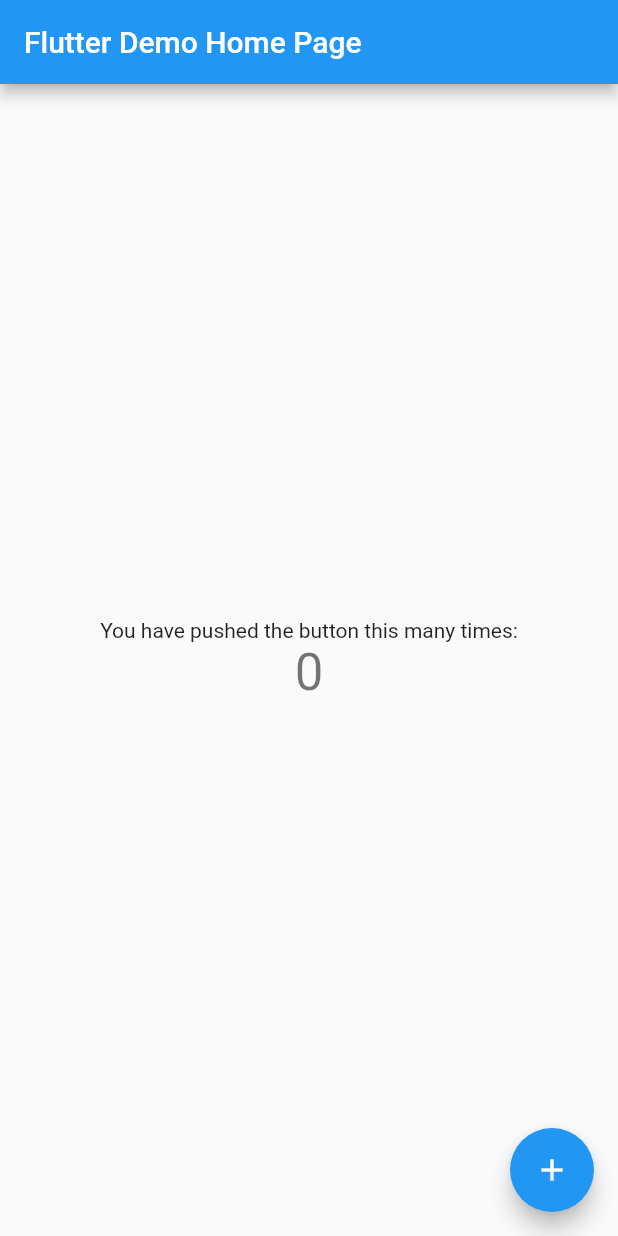
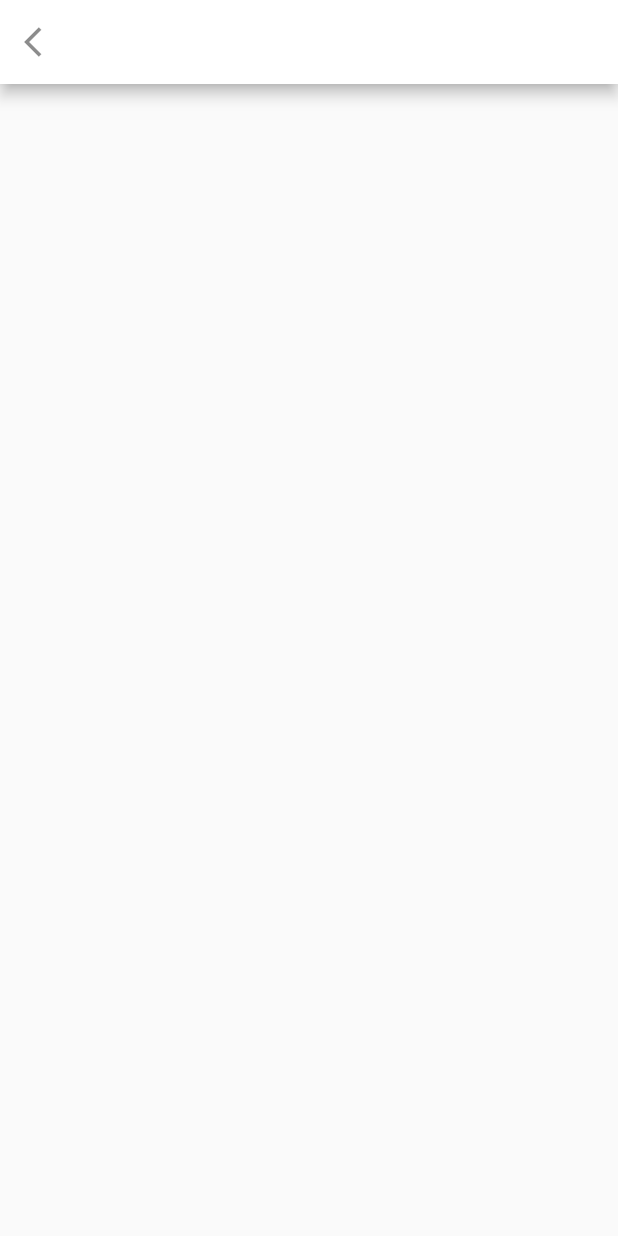
Before and after one commit to stanislavleonchik/pet-app, a Flutter app: the screen it shows after launch, on a phone screen of 412 x 824 dp. Run offline on Flutter 3.47's test engine with Material 2 defaults, Android fonts, the phone set to English and light mode, and no system bars.

Commit message:
Добавил AppBar

```diff
--- a/lib/main.dart
+++ b/lib/main.dart
@@ -1,115 +1,16 @@
 import 'package:flutter/material.dart';
 
-void main() {
-  runApp(const MyApp());
-}
-
-class MyApp extends StatelessWidget {
-  const MyApp({Key? key}) : super(key: key);
-
-  // This widget is the root of your application.
-  @override
-  Widget build(BuildContext context) {
-    return MaterialApp(
-      title: 'Flutter Demo',
-      theme: ThemeData(
-        // This is the theme of your application.
-        //
-        // Try running your application with "flutter run". You'll see the
-        // application has a blue toolbar. Then, without quitting the app, try
-        // changing the primarySwatch below to Colors.green and then invoke
-        // "hot reload" (press "r" in the console where you ran "flutter run",
-        // or simply save your changes to "hot reload" in a Flutter IDE).
-        // Notice that the counter didn't reset back to zero; the application
-        // is not restarted.
-        primarySwatch: Colors.blue,
-      ),
-      home: const MyHomePage(title: 'Flutter Demo Home Page'),
-    );
-  }
-}
-
-class MyHomePage extends StatefulWidget {
-  const MyHomePage({Key? key, required this.title}) : super(key: key);
-
-  // This widget is the home page of your application. It is stateful, meaning
-  // that it has a State object (defined below) that contains fields that affect
-  // how it looks.
-
-  // This class is the configuration for the state. It holds the values (in this
-  // case the title) provided by the parent (in this case the App widget) and
-  // used by the build method of the State. Fields in a Widget subclass are
-  // always marked "final".
-
-  final String title;
-
-  @override
-  State<MyHomePage> createState() => _MyHomePageState();
-}
-
-class _MyHomePageState extends State<MyHomePage> {
-  int _counter = 0;
-
-  void _incrementCounter() {
-    setState(() {
-      // This call to setState tells the Flutter framework that something has
-      // changed in this State, which causes it to rerun the build method below
-      // so that the display can reflect the updated values. If we changed
-      // _counter without calling setState(), then the build method would not be
-      // called again, and so nothing would appear to happen.
-      _counter++;
-    });
-  }
-
-  @override
-  Widget build(BuildContext context) {
-    // This method is rerun every time setState is called, for instance as done
-    // by the _incrementCounter method above.
-    //
-    // The Flutter framework has been optimized to make rerunning build methods
-    // fast, so that you can just rebuild anything that needs updating rather
-    // than having to individually change instances of widgets.
-    return Scaffold(
+void main() => runApp(MaterialApp(
+  home: Scaffold(
       appBar: AppBar(
-        // Here we take the value from the MyHomePage object that was created by
-        // the App.build method, and use it to set our appbar title.
-        title: Text(widget.title),
-      ),
-      body: Center(
-        // Center is a layout widget. It takes a single child and positions it
-        // in the middle of the parent.
-        child: Column(
-          // Column is also a layout widget. It takes a list of children and
-          // arranges them vertically. By default, it sizes itself to fit its
-          // children horizontally, and tries to be as tall as its parent.
-          //
-          // Invoke "debug painting" (press "p" in the console, choose the
-          // "Toggle Debug Paint" action from the Flutter Inspector in Android
-          // Studio, or the "Toggle Debug Paint" command in Visual Studio Code)
-          // to see the wireframe for each widget.
-          //
-          // Column has various properties to control how it sizes itself and
-          // how it positions its children. Here we use mainAxisAlignment to
-          // center the children vertically; the main axis here is the vertical
-          // axis because Columns are vertical (the cross axis would be
-          // horizontal).
-          mainAxisAlignment: MainAxisAlignment.center,
-          children: <Widget>[
-            const Text(
-              'You have pushed the button this many times:',
-            ),
-            Text(
-              '$_counter',
-              style: Theme.of(context).textTheme.headline4,
-            ),
-          ],
+        backgroundColor: Colors.white,
+        leading:
+        IconButton(
+            icon: new Icon(Icons.arrow_back_ios),
+            color: Colors.black45,
+            onPressed: () {}
         ),
-      ),
-      floatingActionButton: FloatingActionButton(
-        onPressed: _incrementCounter,
-        tooltip: 'Increment',
-        child: const Icon(Icons.add),
-      ), // This trailing comma makes auto-formatting nicer for build methods.
-    );
-  }
-}
+      )
+  ),
+)
+);
```
